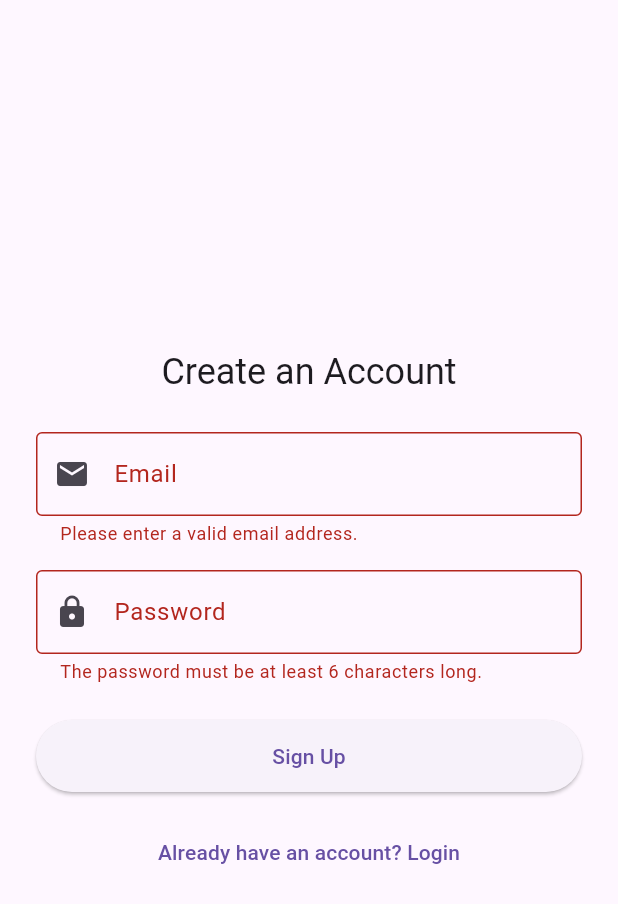
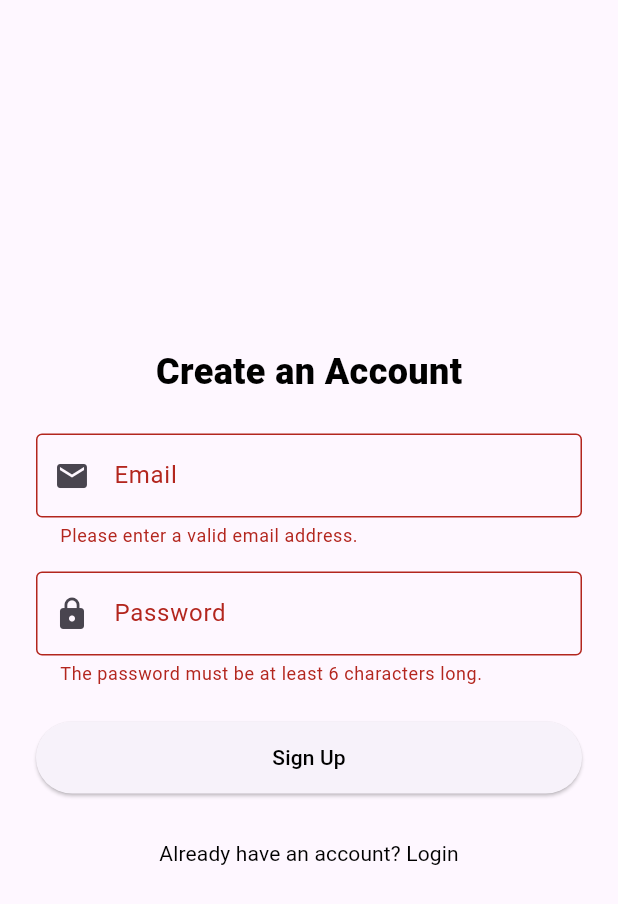
Before and after one commit to YasineNifa/FrigoZen, a Flutter app: the screen it shows after launch, after a tap on "Login", after a tap on "No account? Sign up", on a phone screen of 412 x 824 dp. Shown: the top 904 px of the screen. Run offline on Flutter 3.47's test engine with Material 3 defaults, Android fonts, the phone set to English and light mode, and no system bars; our stand-ins replace cloud_firestore, cloud_functions, firebase_auth, firebase_core, image_picker; accounts and stored records are empty; key blocks and very long unbroken strings in the code were emptied for the run.

Commit message:
style: update AuthScreen text styles for improved readability and consistency

```diff
--- a/lib/screens/auth/auth_screen.dart
+++ b/lib/screens/auth/auth_screen.dart
@@ -108,7 +108,8 @@ class _AuthScreenState extends State<AuthScreen> {
                 // Title
                 Text(
                   _isLoginMode ? 'FrigoZen Login' : 'Create an Account',
-                  style: Theme.of(context).textTheme.headlineSmall,
+                  // style: Theme.of(context).textTheme.headlineSmall,
+                  style: TextStyle(fontSize: 24, fontWeight: FontWeight.w900, color: Colors.black)
                 ),
                 const SizedBox(height: 24),
 
@@ -161,9 +162,7 @@ class _AuthScreenState extends State<AuthScreen> {
                       minimumSize: const Size(double.infinity, 48),
                     ),
                     onPressed: _submitForm,
-                    child: Text(_isLoginMode ? 'Login' : "Sign Up"),
-                  ),
-
+                    child: Text(_isLoginMode ? 'Login' : "Sign Up", style: TextStyle(fontSize: 14, fontWeight: FontWeight.w500, color: Colors.black))),
                 const SizedBox(height: 16),
 
                 if (!_isLoading)
@@ -173,6 +172,8 @@ class _AuthScreenState extends State<AuthScreen> {
                       _isLoginMode
                           ? "No account? Sign up"
                           : 'Already have an account? Login',
+
+                        style: TextStyle(fontSize: 14, fontWeight: FontWeight.w400, color: Colors.black)
                     ),
                   ),
               ],
```
